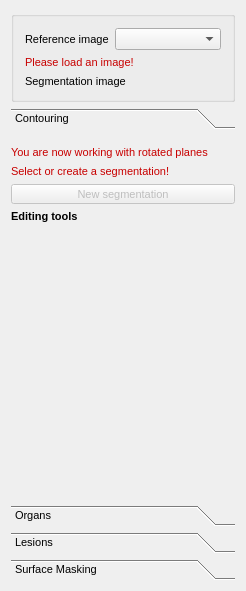
First picture: the form in Plugins/org.mitk.gui.qt.segmentation/src/internal/QmitkSegmentationControls.ui, repository MITK/MITK, before the edit.
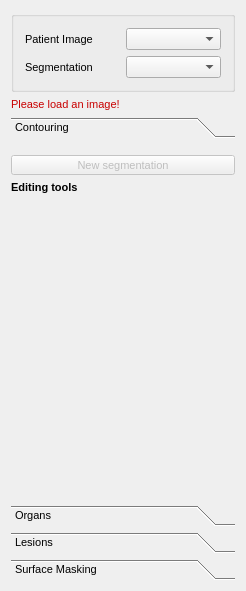
Second picture: the form after the edit. Icons and pictures are not drawn. Custom widgets are drawn as their Qt base class.

Commit message: Created Comboboxes for segmentation and patient images. Create on single label for segmentation warning and an according update warning label function. Wrote according ComboboxSelectionChanged function and adapted function SetToolManagerSelection

The edit to the form file:
```diff
--- a/Plugins/org.mitk.gui.qt.segmentation/src/internal/QmitkSegmentationControls.ui
+++ b/Plugins/org.mitk.gui.qt.segmentation/src/internal/QmitkSegmentationControls.ui
@@ -40,170 +40,138 @@
       <item>
        <layout class="QHBoxLayout" name="horizontalLayout">
         <item>
-         <widget class="QLabel" name="lblRefImage">
-          <property name="sizePolicy">
-           <sizepolicy hsizetype="Maximum" vsizetype="Preferred">
-            <horstretch>0</horstretch>
-            <verstretch>0</verstretch>
-           </sizepolicy>
-          </property>
-          <property name="minimumSize">
-           <size>
-            <width>0</width>
-            <height>0</height>
-           </size>
-          </property>
-          <property name="maximumSize">
-           <size>
-            <width>16777215</width>
-            <height>16777215</height>
-           </size>
-          </property>
+         <widget class="QLabel" name="lblPatientImage">
           <property name="text">
-           <string>Reference image</string>
+           <string>Patient Image</string>
           </property>
          </widget>
         </item>
         <item>
-         <widget class="QmitkDataStorageComboBox" name="refImageSelector">
-          <property name="sizePolicy">
-           <sizepolicy hsizetype="Preferred" vsizetype="Fixed">
-            <horstretch>0</horstretch>
-            <verstretch>0</verstretch>
-           </sizepolicy>
-          </property>
-          <property name="sizeAdjustPolicy">
-           <enum>QComboBox::AdjustToMinimumContentsLength</enum>
-          </property>
-         </widget>
+         <widget class="QmitkDataStorageComboBox" name="patImageSelector"/>
         </item>
        </layout>
       </item>
-      <item>
-       <widget class="QLabel" name="lblReferenceImageSelectionWarning">
-        <property name="palette">
-         <palette>
-          <active>
-           <colorrole role="WindowText">
-            <brush brushstyle="SolidPattern">
-             <color alpha="255">
-              <red>200</red>
-              <green>0</green>
-              <blue>0</blue>
-             </color>
-            </brush>
-           </colorrole>
-           <colorrole role="Text">
-            <brush brushstyle="SolidPattern">
-             <color alpha="255">
-              <red>200</red>
-              <green>0</green>
-              <blue>0</blue>
-             </color>
-            </brush>
-           </colorrole>
-           <colorrole role="ButtonText">
-            <brush brushstyle="SolidPattern">
-             <color alpha="255">
-              <red>200</red>
-              <green>0</green>
-              <blue>0</blue>
-             </color>
-            </brush>
-           </colorrole>
-          </active>
-          <inactive>
-           <colorrole role="WindowText">
-            <brush brushstyle="SolidPattern">
-             <color alpha="255">
-              <red>200</red>
-              <green>0</green>
-              <blue>0</blue>
-             </color>
-            </brush>
-           </colorrole>
-           <colorrole role="Text">
-            <brush brushstyle="SolidPattern">
-             <color alpha="255">
-              <red>200</red>
-              <green>0</green>
-              <blue>0</blue>
-             </color>
-            </brush>
-           </colorrole>
-           <colorrole role="ButtonText">
-            <brush brushstyle="SolidPattern">
-             <color alpha="255">
-              <red>200</red>
-              <green>0</green>
-              <blue>0</blue>
-             </color>
-            </brush>
-           </colorrole>
-          </inactive>
-          <disabled>
-           <colorrole role="WindowText">
-            <brush brushstyle="SolidPattern">
-             <color alpha="255">
-              <red>84</red>
-              <green>82</green>
-              <blue>78</blue>
-             </color>
-            </brush>
-           </colorrole>
-           <colorrole role="Text">
-            <brush brushstyle="SolidPattern">
-             <color alpha="255">
-              <red>84</red>
-              <green>82</green>
-              <blue>78</blue>
-             </color>
-            </brush>
-           </colorrole>
-           <colorrole role="ButtonText">
-            <brush brushstyle="SolidPattern">
-             <color alpha="255">
-              <red>84</red>
-              <green>82</green>
-              <blue>78</blue>
-             </color>
-            </brush>
-           </colorrole>
-          </disabled>
-         </palette>
-        </property>
-        <property name="font">
-         <font>
-          <weight>50</weight>
-          <bold>false</bold>
-         </font>
-        </property>
-        <property name="text">
-         <string>Please load an image!</string>
-        </property>
-       </widget>
-      </item>
       <item>
        <layout class="QHBoxLayout" name="horizontalLayout_2">
-        <item>
-         <widget class="QLabel" name="lblSegImage">
-          <property name="text">
-           <string>Segmentation image</string>
-          </property>
-         </widget>
-        </item>
         <item>
          <widget class="QLabel" name="lblSegmentation">
           <property name="text">
-           <string/>
+           <string>Segmentation</string>
           </property>
          </widget>
         </item>
+        <item>
+         <widget class="QmitkDataStorageComboBox" name="segImageSelector"/>
+        </item>
        </layout>
       </item>
      </layout>
     </widget>
    </item>
+   <item>
+    <widget class="QLabel" name="lblSegmentationWarnings">
+     <property name="palette">
+      <palette>
+       <active>
+        <colorrole role="WindowText">
+         <brush brushstyle="SolidPattern">
+          <color alpha="255">
+           <red>200</red>
+           <green>0</green>
+           <blue>0</blue>
+          </color>
+         </brush>
+        </colorrole>
+        <colorrole role="Text">
+         <brush brushstyle="SolidPattern">
+          <color alpha="255">
+           <red>200</red>
+           <green>0</green>
+           <blue>0</blue>
+          </color>
+         </brush>
+        </colorrole>
+        <colorrole role="ButtonText">
+         <brush brushstyle="SolidPattern">
+          <color alpha="255">
+           <red>200</red>
+           <green>0</green>
+           <blue>0</blue>
+          </color>
+         </brush>
+        </colorrole>
+       </active>
+       <inactive>
+        <colorrole role="WindowText">
+         <brush brushstyle="SolidPattern">
+          <color alpha="255">
+           <red>200</red>
+           <green>0</green>
+           <blue>0</blue>
+          </color>
+         </brush>
+        </colorrole>
+        <colorrole role="Text">
+         <brush brushstyle="SolidPattern">
+          <color alpha="255">
+           <red>200</red>
+           <green>0</green>
+           <blue>0</blue>
+          </color>
+         </brush>
+        </colorrole>
+        <colorrole role="ButtonText">
+         <brush brushstyle="SolidPattern">
+          <color alpha="255">
+           <red>200</red>
+           <green>0</green>
+           <blue>0</blue>
+          </color>
+         </brush>
+        </colorrole>
+       </inactive>
+       <disabled>
+        <colorrole role="WindowText">
+         <brush brushstyle="SolidPattern">
+          <color alpha="255">
+           <red>84</red>
+           <green>82</green>
+           <blue>78</blue>
+          </color>
+         </brush>
+        </colorrole>
+        <colorrole role="Text">
+         <brush brushstyle="SolidPattern">
+          <color alpha="255">
+           <red>84</red>
+           <green>82</green>
+           <blue>78</blue>
+          </color>
+         </brush>
+        </colorrole>
+        <colorrole role="ButtonText">
+         <brush brushstyle="SolidPattern">
+          <color alpha="255">
+           <red>84</red>
+           <green>82</green>
+           <blue>78</blue>
+          </color>
+         </brush>
+        </colorrole>
+       </disabled>
+      </palette>
+     </property>
+     <property name="font">
+      <font>
+       <weight>50</weight>
+       <bold>false</bold>
+      </font>
+     </property>
+     <property name="text">
+      <string>Please load an image!</string>
+     </property>
+    </widget>
+   </item>
    <item>
     <widget class="QToolBox" name="widgetStack">
      <property name="currentIndex">
@@ -214,8 +182,8 @@
        <rect>
         <x>0</x>
         <y>0</y>
-        <width>259</width>
-        <height>316</height>
+        <width>222</width>
+        <height>323</height>
        </rect>
       </property>
       <attribute name="icon">
@@ -232,214 +200,6 @@
        <property name="rightMargin">
         <number>0</number>
        </property>
-       <item>
-        <widget class="QLabel" name="lblAlignmentWarning">
-         <property name="palette">
-          <palette>
-           <active>
-            <colorrole role="WindowText">
-             <brush brushstyle="SolidPattern">
-              <color alpha="255">
-               <red>200</red>
-               <green>0</green>
-               <blue>0</blue>
-              </color>
-             </brush>
-            </colorrole>
-            <colorrole role="Text">
-             <brush brushstyle="SolidPattern">
-              <color alpha="255">
-               <red>200</red>
-               <green>0</green>
-               <blue>0</blue>
-              </color>
-             </brush>
-            </colorrole>
-            <colorrole role="ButtonText">
-             <brush brushstyle="SolidPattern">
-              <color alpha="255">
-               <red>200</red>
-               <green>0</green>
-               <blue>0</blue>
-              </color>
-             </brush>
-            </colorrole>
-           </active>
-           <inactive>
-            <colorrole role="WindowText">
-             <brush brushstyle="SolidPattern">
-              <color alpha="255">
-               <red>200</red>
-               <green>0</green>
-               <blue>0</blue>
-              </color>
-             </brush>
-            </colorrole>
-            <colorrole role="Text">
-             <brush brushstyle="SolidPattern">
-              <color alpha="255">
-               <red>200</red>
-               <green>0</green>
-               <blue>0</blue>
-              </color>
-             </brush>
-            </colorrole>
-            <colorrole role="ButtonText">
-             <brush brushstyle="SolidPattern">
-              <color alpha="255">
-               <red>200</red>
-               <green>0</green>
-               <blue>0</blue>
-              </color>
-             </brush>
-            </colorrole>
-           </inactive>
-           <disabled>
-            <colorrole role="WindowText">
-             <brush brushstyle="SolidPattern">
-              <color alpha="255">
-               <red>84</red>
-               <green>82</green>
-               <blue>78</blue>
-              </color>
-             </brush>
-            </colorrole>
-            <colorrole role="Text">
-             <brush brushstyle="SolidPattern">
-              <color alpha="255">
-               <red>84</red>
-               <green>82</green>
-               <blue>78</blue>
-              </color>
-             </brush>
-            </colorrole>
-            <colorrole role="ButtonText">
-             <brush brushstyle="SolidPattern">
-              <color alpha="255">
-               <red>84</red>
-               <green>82</green>
-               <blue>78</blue>
-              </color>
-             </brush>
-            </colorrole>
-           </disabled>
-          </palette>
-         </property>
-         <property name="font">
-          <font>
-           <weight>50</weight>
-           <bold>false</bold>
-          </font>
-         </property>
-         <property name="text">
-          <string>You are now working with rotated planes</string>
-         </property>
-        </widget>
-       </item>
-       <item>
-        <widget class="QLabel" name="lblWorkingImageSelectionWarning">
-         <property name="palette">
-          <palette>
-           <active>
-            <colorrole role="WindowText">
-             <brush brushstyle="SolidPattern">
-              <color alpha="255">
-               <red>200</red>
-               <green>0</green>
-               <blue>0</blue>
-              </color>
-             </brush>
-            </colorrole>
-            <colorrole role="Text">
-             <brush brushstyle="SolidPattern">
-              <color alpha="255">
-               <red>200</red>
-               <green>0</green>
-               <blue>0</blue>
-              </color>
-             </brush>
-            </colorrole>
-            <colorrole role="ButtonText">
-             <brush brushstyle="SolidPattern">
-              <color alpha="255">
-               <red>200</red>
-               <green>0</green>
-               <blue>0</blue>
-              </color>
-             </brush>
-            </colorrole>
-           </active>
-           <inactive>
-            <colorrole role="WindowText">
-             <brush brushstyle="SolidPattern">
-              <color alpha="255">
-               <red>200</red>
-               <green>0</green>
-               <blue>0</blue>
-              </color>
-             </brush>
-            </colorrole>
-            <colorrole role="Text">
-             <brush brushstyle="SolidPattern">
-              <color alpha="255">
-               <red>200</red>
-               <green>0</green>
-               <blue>0</blue>
-              </color>
-             </brush>
-            </colorrole>
-            <colorrole role="ButtonText">
-             <brush brushstyle="SolidPattern">
-              <color alpha="255">
-               <red>200</red>
-               <green>0</green>
-               <blue>0</blue>
-              </color>
-             </brush>
-            </colorrole>
-           </inactive>
-           <disabled>
-            <colorrole role="WindowText">
-             <brush brushstyle="SolidPattern">
-              <color alpha="255">
-               <red>84</red>
-               <green>82</green>
-               <blue>78</blue>
-              </color>
-             </brush>
-            </colorrole>
-            <colorrole role="Text">
-             <brush brushstyle="SolidPattern">
-              <color alpha="255">
-               <red>84</red>
-               <green>82</green>
-               <blue>78</blue>
-              </color>
-             </brush>
-            </colorrole>
-            <colorrole role="ButtonText">
-             <brush brushstyle="SolidPattern">
-              <color alpha="255">
-               <red>84</red>
-               <green>82</green>
-               <blue>78</blue>
-              </color>
-             </brush>
-            </colorrole>
-           </disabled>
-          </palette>
-         </property>
-         <property name="font">
-          <font>
-           <weight>50</weight>
-           <bold>false</bold>
-          </font>
-         </property>
-         <property name="text">
-          <string>Select or create a segmentation!</string>
-         </property>
-        </widget>
-       </item>
        <item>
         <widget class="QToolButton" name="btnNewSegmentation">
          <property name="enabled">
```
The commit also changes 2 other files.
